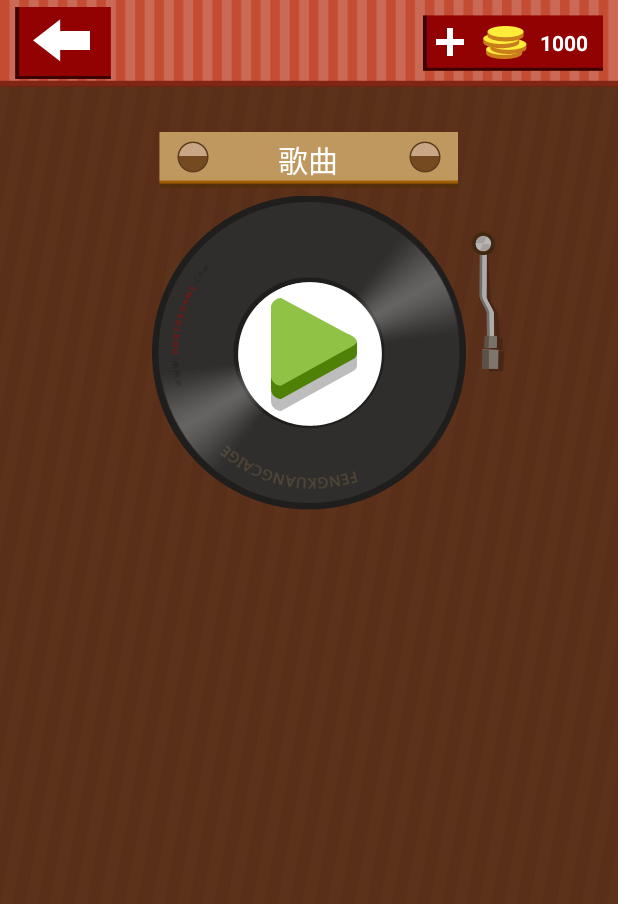
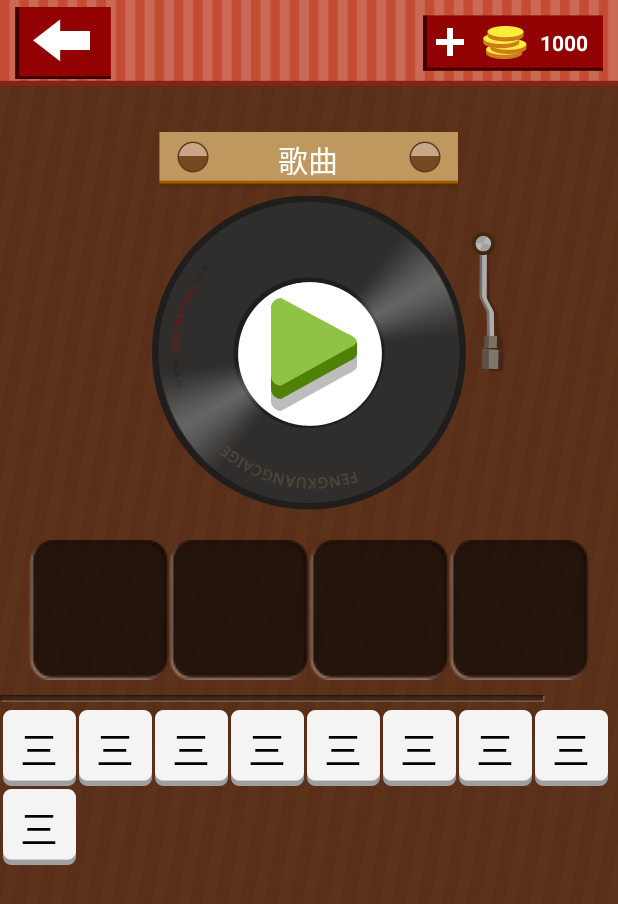
Before and after one commit to caobotao/GussMusics, an Android app: the screen it shows after launch (MainActivity), on a phone screen of 412 x 824 dp. Shown: the top 904 px of the screen. Run offline under Robolectric (Android 15) with nearby library versions, the phone set to English and light mode, and no system bars.

Commit message:
添加文字框模块

```diff
--- a/app/src/main/java/com/cbt/guessmusic/activity/MainActivity.java
+++ b/app/src/main/java/com/cbt/guessmusic/activity/MainActivity.java
@@ -1,23 +1,35 @@
 package com.cbt.guessmusic.activity;
 
 import android.app.Activity;
+import android.graphics.Color;
 import android.os.Bundle;
 import android.view.View;
 import android.view.View.OnClickListener;
+import android.view.ViewGroup.LayoutParams;
 import android.view.animation.Animation;
 import android.view.animation.Animation.AnimationListener;
 import android.view.animation.AnimationUtils;
 import android.view.animation.LinearInterpolator;
+import android.widget.Button;
 import android.widget.ImageButton;
 import android.widget.ImageView;
+import android.widget.LinearLayout;
 import android.widget.Toast;
 
 import com.cbt.guessmusic.R;
+import com.cbt.guessmusic.model.IWordButtonClickListener;
+import com.cbt.guessmusic.model.WordButton;
+import com.cbt.guessmusic.util.Util;
+import com.cbt.guessmusic.view.WordGridView;
+
+import java.util.ArrayList;
 
 /**
  * Created by caobotao on 16/1/30.
  */
-public class MainActivity extends Activity {
+public class MainActivity extends Activity implements IWordButtonClickListener {
+    private static final int COUNT_WORDS = 24;
+
     //声明动画相关的变量
     private Animation mPanAnim;
     private LinearInterpolator mPanLin;
@@ -34,6 +46,14 @@ public class MainActivity extends Activity {
     private ImageView mViewPan;
     private ImageView mViewPanBar;
 
+    //文字框的文字容器
+    private ArrayList<WordButton> mAllWords;
+    private ArrayList<WordButton> mSelectedWords;
+    private WordGridView mGridView;
+
+    //已选择文字框的UI容器
+    private LinearLayout mWordsLayout;
+
     @Override
     protected void onCreate(Bundle savedInstanceState) {
         super.onCreate(savedInstanceState);
@@ -41,7 +61,63 @@ public class MainActivity extends Activity {
         initView();
         initData();
         initEvent();
+        initCurrentStageData();
     }
+
+    //初始化当前关的文字框数据
+    private void initCurrentStageData() {
+        //获得数据
+        mAllWords = initAllWord();
+
+        //更新数据
+        mGridView.updateData(mAllWords);
+
+        //初始化已选狂文字
+        mSelectedWords = initSelectedWord();
+
+        LayoutParams layoutParams = new LayoutParams(140,140);
+        for (int i = 0;i < mSelectedWords.size(); i ++) {
+            mWordsLayout.addView(mSelectedWords.get(i).getButton(),layoutParams);
+        }
+    }
+
+    /**
+     * 初始化待选文字框
+     */
+    private ArrayList<WordButton> initAllWord(){
+        ArrayList<WordButton> data = new ArrayList<>();
+
+        //获取所有的文字信息
+        for (int i = 0;i < COUNT_WORDS;i++) {
+            WordButton wordButton = new WordButton();
+            wordButton.setIndex(i);
+            wordButton.setWordString("三");
+            data.add(wordButton);
+        }
+        return data;
+    }
+
+    /**
+     * 初始化已选文字框
+     */
+    private ArrayList<WordButton> initSelectedWord() {
+        ArrayList<WordButton> data = new ArrayList<>();
+        //获取所有的文字信息
+        for (int i = 0;i < 4;i++) {
+            View view = Util.getView(MainActivity.this, R.layout.gridview_item);
+
+            WordButton holder = new WordButton();
+            holder.setButton((Button) view.findViewById(R.id.item_btn));
+
+            holder.getButton().setTextColor(Color.WHITE);
+            holder.getButton().setText("");
+            holder.setVisible(false);
+            holder.getButton().setBackgroundResource(R.mipmap.game_wordblank);
+            data.add(holder);
+        }
+        return data;
+    }
+
 
     //初始化事件
     private void initEvent() {
@@ -106,6 +182,8 @@ public class MainActivity extends Activity {
                 handlePlayButton();
             }
         });
+
+        mGridView.setWordButtonClickListener(this);
     }
 
     //处理点击播放按钮的逻辑
@@ -114,11 +192,17 @@ public class MainActivity extends Activity {
         mViewPanBar.startAnimation(mBarInAnim);
     }
 
+
+
     //初始化控件
     private void initView() {
         mIbtnPlayStart = (ImageButton) findViewById(R.id.ibtn_play_start);
         mViewPan = (ImageView) findViewById(R.id.iv_game_disc);
         mViewPanBar = (ImageView) findViewById(R.id.iv_index_pin);
+
+        mGridView = (WordGridView) findViewById(R.id.grid_view);
+
+        mWordsLayout = (LinearLayout) findViewById(R.id.word_select_container);
     }
 
     //初始化数据
@@ -146,4 +230,10 @@ public class MainActivity extends Activity {
         mViewPan.clearAnimation();
         super.onPause();
     }
+
+    //文字按钮点击事件
+    @Override
+    public void onWordButtonClick(WordButton wordButton) {
+        Toast.makeText(MainActivity.this, wordButton.getIndex() + "", Toast.LENGTH_SHORT).show();
+    }
 }
--- /dev/null
+++ b/app/src/main/java/com/cbt/guessmusic/model/IWordButtonClickListener.java
@@ -0,0 +1,8 @@
+package com.cbt.guessmusic.model;
+
+/**
+ * Created by caobotao on 16/2/28.
+ */
+public interface IWordButtonClickListener {
+    void onWordButtonClick(WordButton wordButton);
+}
--- /dev/null
+++ b/app/src/main/java/com/cbt/guessmusic/model/Song.java
@@ -0,0 +1,39 @@
+package com.cbt.guessmusic.model;
+
+/**
+ * Created by caobotao on 16/2/28.
+ *
+ * 歌曲bean类
+ */
+public class Song {
+    //歌曲名
+    private String songName;
+    //歌曲文件名
+    private String songFileName;
+
+    //获取歌曲名长度
+    public int getSongNameLength() {
+        return songName.length();
+    }
+
+    //获取歌曲名的单个汉字的数组
+    public char[] getSongNameChars() {
+        return songName.toCharArray();
+    }
+
+    public String getSongName() {
+        return songName;
+    }
+
+    public void setSongName(String songName) {
+        this.songName = songName;
+    }
+
+    public String getSongFileName() {
+        return songFileName;
+    }
+
+    public void setSongFileName(String songFileName) {
+        this.songFileName = songFileName;
+    }
+}
--- /dev/null
+++ b/app/src/main/java/com/cbt/guessmusic/model/WordButton.java
@@ -0,0 +1,64 @@
+package com.cbt.guessmusic.model;
+
+import android.view.View;
+import android.widget.Button;
+
+/**
+ * 文字按钮实体类
+ * Created by caobotao on 16/2/20.
+ */
+public class WordButton {
+    private int mIndex;
+    private String mWordString;
+    private boolean mIsVisible;
+    private Button mButton;
+
+    public WordButton() {
+        mIsVisible = true;
+        mWordString = "";
+    }
+
+    public int getIndex() {
+        return mIndex;
+    }
+
+    public void setIndex(int mIndex) {
+        this.mIndex = mIndex;
+    }
+
+    public String getWordString() {
+        return mWordString;
+    }
+
+    public void setWordString(String mWordString) {
+        this.mWordString = mWordString;
+    }
+
+    public boolean getVisible() {
+        return mIsVisible;
+    }
+
+    public void setVisible(boolean mIsVisible) {
+        this.mIsVisible = mIsVisible;
+    }
+
+    public Button getButton() {
+        return mButton;
+    }
+
+    public void setButton(Button mButton) {
+        this.mButton = mButton;
+    }
+
+    @Override
+    public String toString() {
+        return "WordButton{" +
+                "mIndex=" + mIndex +
+                ", mWordString='" + mWordString + '\'' +
+                ", mIsVisible=" + mIsVisible +
+                ", mButton=" + mButton +
+                '}';
+    }
+
+
+}
--- /dev/null
+++ b/app/src/main/java/com/cbt/guessmusic/util/Util.java
@@ -0,0 +1,16 @@
+package com.cbt.guessmusic.util;
+
+import android.content.Context;
+import android.view.LayoutInflater;
+import android.view.View;
+
+/**
+ * Created by caobotao on 16/2/28.
+ */
+public class Util {
+    public static View getView(Context context, int layoutId) {
+        LayoutInflater inflater = (LayoutInflater) context.getSystemService(Context.LAYOUT_INFLATER_SERVICE);
+        View view = inflater.inflate(layoutId, null);
+        return view;
+    }
+}
--- /dev/null
+++ b/app/src/main/java/com/cbt/guessmusic/view/WordGridView.java
@@ -0,0 +1,110 @@
+package com.cbt.guessmusic.view;
+
+import android.content.Context;
+import android.util.AttributeSet;
+import android.view.LayoutInflater;
+import android.view.View;
+import android.view.ViewGroup;
+import android.view.animation.Animation;
+import android.view.animation.AnimationUtils;
+import android.widget.BaseAdapter;
+import android.widget.Button;
+import android.widget.GridView;
+
+import com.cbt.guessmusic.R;
+import com.cbt.guessmusic.model.IWordButtonClickListener;
+import com.cbt.guessmusic.model.WordButton;
+
+import java.util.ArrayList;
+
+/**
+ * Created by caobotao on 16/2/20.
+ */
+public class WordGridView extends GridView {
+    private gridAdapter mAdapter;
+    private Animation mScaleAnimation;
+    private IWordButtonClickListener mWordButtonClickListener;
+
+
+    public WordGridView(Context context) {
+        this(context,null);
+    }
+
+    public WordGridView(Context context, AttributeSet attrs) {
+        this(context, attrs,0);
+    }
+
+    public WordGridView(Context context, AttributeSet attrs, int defStyleAttr) {
+        super(context, attrs, defStyleAttr);
+
+//        mAdapter = new gridAdapter(this.getContext());
+//        this.setAdapter(mAdapter);
+    }
+
+
+    //更新文字框数据
+    public void updateData(ArrayList<WordButton> list) {
+        //重新设置数据源
+        mAdapter = new gridAdapter(this.getContext(),list);
+        this.setAdapter(mAdapter);
+    }
+
+    //注册文字按钮的点击事件
+    public void setWordButtonClickListener(IWordButtonClickListener mWordButtonClickListener) {
+        this.mWordButtonClickListener = mWordButtonClickListener;
+    }
+
+    class gridAdapter extends BaseAdapter {
+        private Context mContext;
+        private LayoutInflater mInflater;
+        private ArrayList<WordButton> list;
+
+        public gridAdapter(Context context,ArrayList<WordButton> list) {
+            mContext = context;
+            mInflater = LayoutInflater.from(context);
+            this.list = list;
+        }
+
+        @Override
+        public int getCount() {
+            return list.size();
+        }
+
+        @Override
+        public Object getItem(int position) {
+            return list.get(position);
+        }
+
+        @Override
+        public long getItemId(int position) {
+            return position;
+        }
+
+        @Override
+        public View getView(int position, View convertView, ViewGroup parent) {
+            final WordButton holder;
+            if (convertView == null) {
+                mScaleAnimation = AnimationUtils.loadAnimation(getContext(), R.anim.scale);
+                mScaleAnimation.setStartOffset(position * 100);
+
+                convertView = mInflater.inflate(R.layout.gridview_item, null);
+                holder = list.get(position);
+                holder.setIndex(position);
+                holder.setButton((Button) convertView.findViewById(R.id.item_btn));
+                convertView.setTag(holder);
+            } else {
+                holder = (WordButton) convertView.getTag();
+            }
+            holder.getButton().setText(holder.getWordString());
+            holder.getButton().setOnClickListener(new OnClickListener() {
+                @Override
+                public void onClick(View v) {
+                    mWordButtonClickListener.onWordButtonClick(holder);
+                }
+            });
+            convertView.startAnimation(mScaleAnimation);
+            return convertView;
+        }
+    }
+
+}
--- /dev/null
+++ b/app/src/main/res/drawable/word_button_icon.xml
@@ -0,0 +1,5 @@
+<?xml version="1.0" encoding="utf-8"?>
+<selector xmlns:android="http://schemas.android.com/apk/res/android">
+    <item android:state_pressed="true" android:drawable="@mipmap/game_word1"/>
+    <item android:drawable="@mipmap/game_word0"/>
+</selector>
--- a/app/src/main/res/layout/activity_main.xml
+++ b/app/src/main/res/layout/activity_main.xml
@@ -10,10 +10,14 @@
         android:layout_gravity="center_vertical"
         android:background="@mipmap/index_background"
         android:orientation="vertical">
-
+        <!-- 顶部 -->
         <include layout="@layout/topbar"/>
 
+        <!-- 唱片 -->
         <include layout="@layout/pan_layout"/>
+
+        <!-- 文字框 -->
+        <include layout="@layout/name_select"/>
     </LinearLayout>
 
 </FrameLayout>
--- /dev/null
+++ b/app/src/main/res/layout/gridview_item.xml
@@ -0,0 +1,10 @@
+<?xml version="1.0" encoding="utf-8"?>
+<Button xmlns:android="http://schemas.android.com/apk/res/android"
+        android:id="@+id/item_btn"
+        android:layout_width="wrap_content"
+        android:layout_height="wrap_content"
+        android:background="@drawable/word_button_icon"
+        android:text="d"
+        android:textColor="@android:color/black"
+        android:textSize="25sp"
+    />
--- /dev/null
+++ b/app/src/main/res/layout/name_select.xml
@@ -0,0 +1,37 @@
+<?xml version="1.0" encoding="utf-8"?>
+<LinearLayout xmlns:android="http://schemas.android.com/apk/res/android"
+              android:layout_width="match_parent"
+              android:layout_height="wrap_content"
+              android:layout_marginTop="20dp"
+              android:orientation="vertical">
+
+    <LinearLayout
+        android:id="@+id/word_select_container"
+        android:layout_width="match_parent"
+        android:layout_height="wrap_content"
+        android:layout_marginBottom="10dp"
+        android:gravity="center_horizontal"
+        android:orientation="horizontal">
+
+    </LinearLayout>
+
+    <ImageView
+        android:id="@+id/iv_game_line"
+        android:layout_width="wrap_content"
+        android:layout_height="wrap_content"
+        android:src="@mipmap/game_line"/>
+
+    <com.cbt.guessmusic.view.WordGridView
+        android:id="@+id/grid_view"
+        android:layout_width="match_parent"
+        android:layout_height="match_parent"
+        android:layout_marginTop="5dp"
+        android:layout_weight="1"
+        android:gravity="center"
+        android:horizontalSpacing="2dp"
+        android:numColumns="8"
+        android:paddingLeft="2dp"
+        android:paddingRight="2dp"
+        android:verticalSpacing="2dp"/>
+
+</LinearLayout>
```
Also changed, not shown: app/src/main/res/anim/scale.xml (added, +14 -0 lines).
